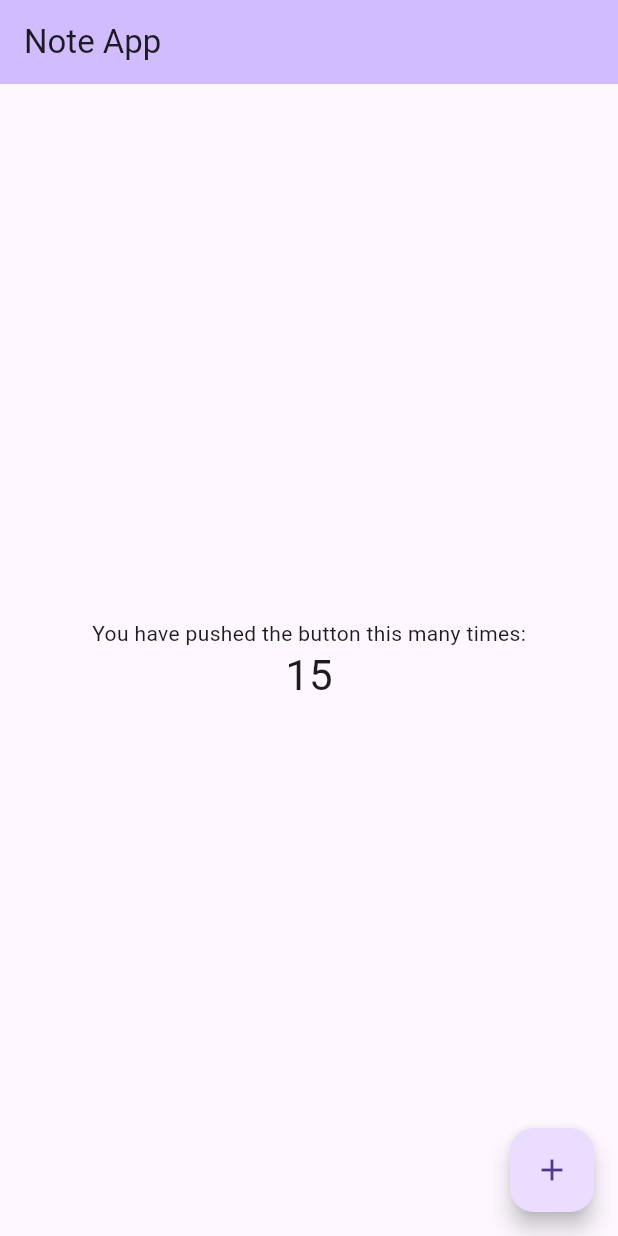
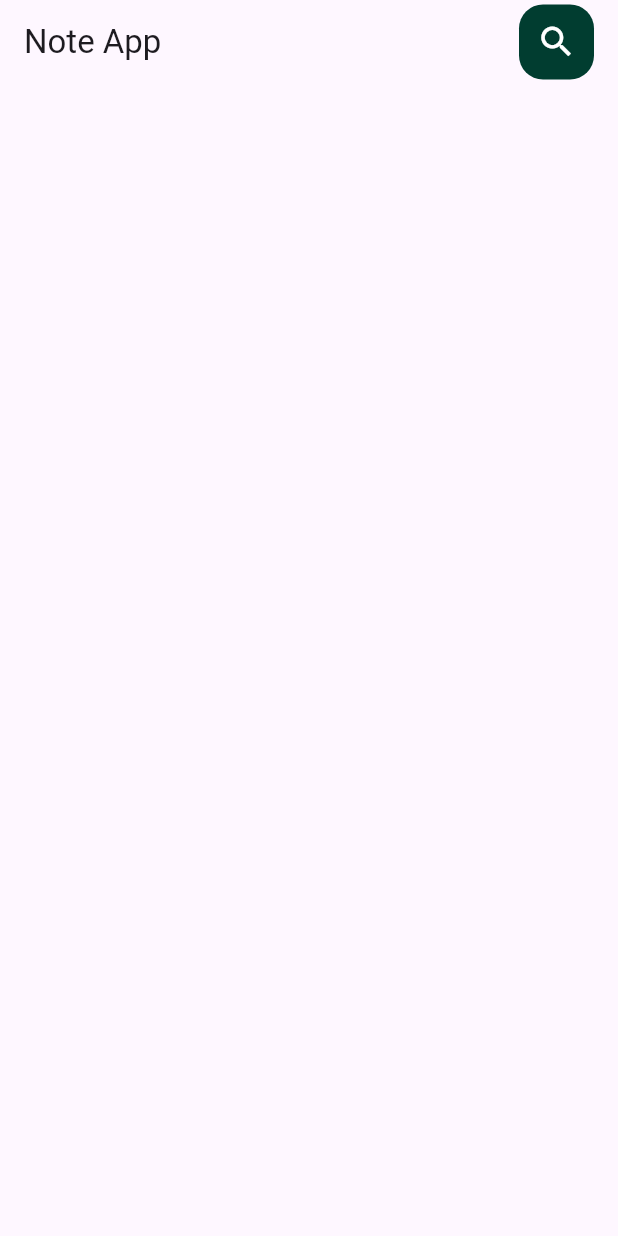
Before and after one commit to elsankary-02/Notes-App, a Flutter app: the screen it shows after launch, on a phone screen of 412 x 824 dp. Run offline on Flutter 3.47's test engine with Material 3 defaults, Android fonts, the phone set to English and light mode, and no system bars; our stand-ins replace auto_route, flutter_riverpod.

Commit message:
create appbar

```diff
--- /dev/null
+++ b/lib/core/constant/color_manger.dart
@@ -0,0 +1,7 @@
+import 'package:flutter/cupertino.dart';
+
+class ColorManger {
+  static const kBlue = Color(0xff59ffd8);
+  static const kPlusColor = Color(0xff013d30);
+  static const kContanierBackGroundColor = Color(0xff013d30);
+}
--- a/lib/features/pages/home/home_page.dart
+++ b/lib/features/pages/home/home_page.dart
@@ -1,48 +1,30 @@
 import 'package:auto_route/annotations.dart';
 import 'package:flutter/material.dart';
-import 'package:flutter_riverpod/flutter_riverpod.dart';
+import 'package:notes_app/features/pages/home/widget/search_widget.dart';
 
 @RoutePage()
-class HomePage extends ConsumerStatefulWidget {
+class HomePage extends StatefulWidget {
   const HomePage({super.key});
 
   @override
-  ConsumerState<HomePage> createState() => _HomePageState();
+  State<HomePage> createState() => _HomePageState();
 }
 
-class _HomePageState extends ConsumerState<HomePage> {
-  int _counter = 15;
-
+class _HomePageState extends State<HomePage> {
   @override
   Widget build(BuildContext context) {
     return Scaffold(
       appBar: AppBar(
-        backgroundColor: Theme.of(context).colorScheme.inversePrimary,
         title: Text('Note App'),
+        actions: [
+          SearchWidget(),
+        ],
       ),
-      body: Center(
-        child: Column(
-          mainAxisAlignment: MainAxisAlignment.center,
-          children: <Widget>[
-            const Text(
-              'You have pushed the button this many times:',
-            ),
-            Text(
-              '$_counter',
-              style: Theme.of(context).textTheme.headlineMedium,
-            ),
-          ],
-        ),
-      ),
-      floatingActionButton: FloatingActionButton(
-        onPressed: () {
-          setState(() {
-            _counter ++;
-          });
-        },
-        tooltip: 'Increment',
-        child: const Icon(Icons.add),
-      ),
+      // floatingActionButton: FloatingActionButton(
+      //   onPressed: () {},
+      //   backgroundColor: ColorManger.kBlue,
+      // ),
+      // body: Column(),
     );
   }
 }
--- /dev/null
+++ b/lib/features/pages/home/widget/search_widget.dart
@@ -0,0 +1,26 @@
+import 'package:flutter/material.dart';
+import 'package:notes_app/core/constant/color_manger.dart';
+
+class SearchWidget extends StatelessWidget {
+  const SearchWidget({
+    super.key,
+  });
+
+  @override
+  Widget build(BuildContext context) {
+    return Container(
+      margin: EdgeInsets.only(right: 16),
+      height: 50,
+      width: 50,
+      decoration: BoxDecoration(
+        color: ColorManger.kContanierBackGroundColor,
+        borderRadius: BorderRadius.circular(16),
+      ),
+      child: Icon(
+        size: 27,
+        Icons.search,
+        color: Colors.white,
+      ),
+    );
+  }
+}
```
Also changed, not shown: 4 other files.
